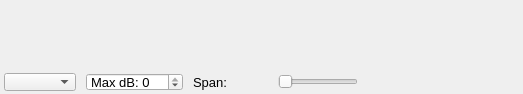
This is application/spectrumwidget.ui in oldscienceguy/PebbleSDR as Qt 5 draws it before an edit. The edited form follows.
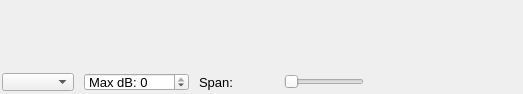
This is the edited form.

Commit message: Spectrum widget can now be turned off and display collapsed

```diff
--- a/application/spectrumwidget.ui
+++ b/application/spectrumwidget.ui
@@ -205,7 +205,7 @@
           <number>10</number>
          </property>
          <property name="leftMargin">
-          <number>4</number>
+          <number>2</number>
          </property>
          <property name="topMargin">
           <number>2</number>
@@ -220,7 +220,7 @@
           <widget class="QComboBox" name="displayBox">
            <property name="maximumSize">
             <size>
-             <width>80</width>
+             <width>90</width>
              <height>18</height>
             </size>
            </property>
@@ -334,7 +334,7 @@
            </property>
            <property name="sizeHint" stdset="0">
             <size>
-             <width>40</width>
+             <width>0</width>
              <height>20</height>
             </size>
            </property>
```
The commit also changes 2 other files.
